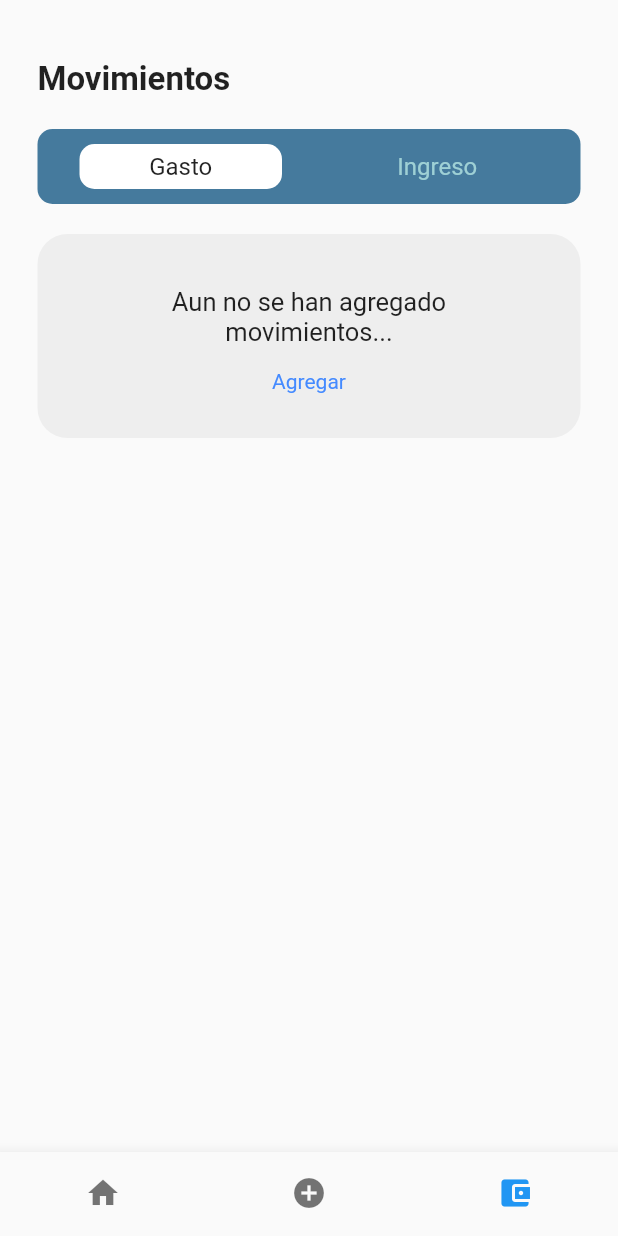
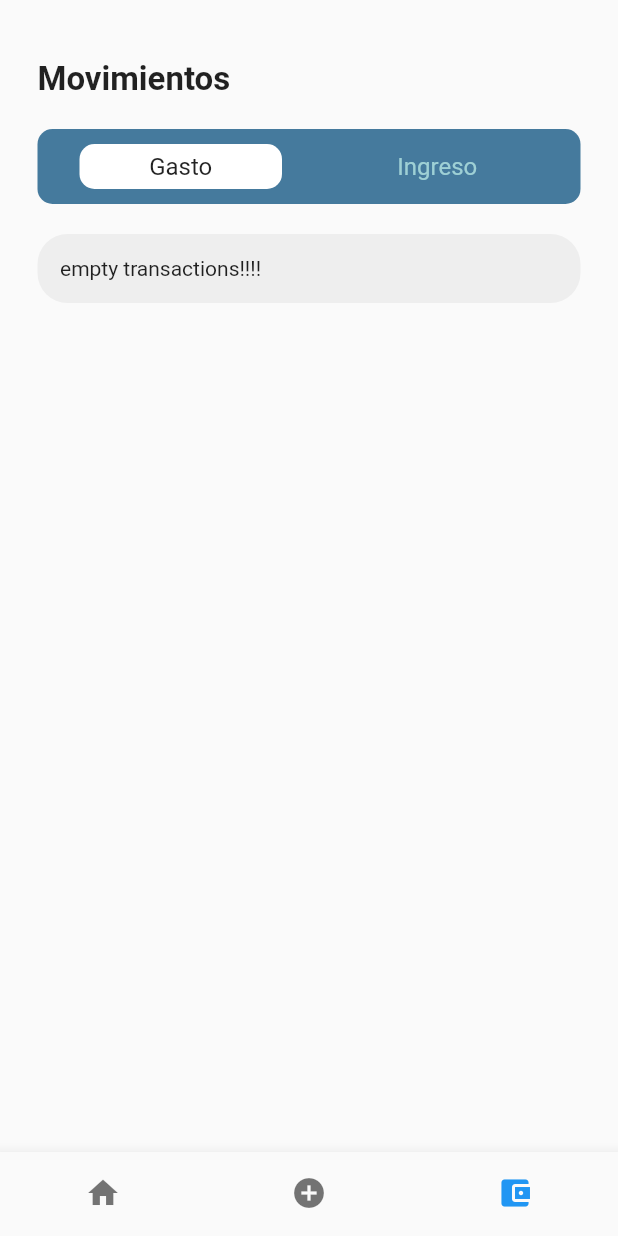
Before and after one commit to Juandurdaneta/Budget-app-flutter, a Flutter app: the screen it shows after launch, item 3 of the bottom bar chosen, on a phone screen of 412 x 824 dp. Run offline on Flutter 3.47's test engine with Material 2 defaults, Android fonts, the phone set to English and light mode, and no system bars; our stand-ins replace flutter_secure_storage; missing offline and left inert: dart:ffi.

Commit message:
Add transaction_card

```diff
--- a/lib/add_transaction.dart
+++ b/lib/add_transaction.dart
@@ -45,7 +45,7 @@ class _AddTransactionState extends State<AddTransaction> {
     // CODE TO STORE DATA
 
     // create storage
-    final storage = new FlutterSecureStorage();
+    const storage = FlutterSecureStorage();
 
     String? previouslyStoredTXEncoded = await storage.read(key: 'MOVEMENTS');
 
--- a/lib/movements.dart
+++ b/lib/movements.dart
@@ -1,5 +1,9 @@
+import 'dart:convert';
+
+import 'package:budget_app_flutter/widgets/transaction_card.dart';
 import 'package:budget_app_flutter/widgets/transaction_switch.dart';
 import 'package:flutter/material.dart';
+import 'package:flutter_secure_storage/flutter_secure_storage.dart';
 
 class Movements extends StatefulWidget {
   const Movements({super.key});
@@ -10,10 +14,34 @@ class Movements extends StatefulWidget {
 
 class _MovementsState extends State<Movements> {
   bool isExpense = true;
+  List transactions = [];
 
   void selectMovement() {
     setState(() {
       isExpense = !isExpense;
+    });
+  }
+
+  List get expensesValues {
+    return transactions.where((tx) => tx['isExpense'] == true).toList();
+  }
+
+  List get incomesValue {
+    return transactions.where((tx) => tx['isExpense'] == false).toList();
+  }
+
+  @override
+  void initState() {
+    super.initState();
+    fetchTransactions();
+  }
+
+  void fetchTransactions() async {
+    const storage = FlutterSecureStorage();
+    String? previouslyStoredTXEncoded = await storage.read(key: 'MOVEMENTS');
+    List previouslyStoredTxDecoded = jsonDecode(previouslyStoredTXEncoded!);
+    setState(() {
+      transactions = previouslyStoredTxDecoded;
     });
   }
 
@@ -35,41 +63,18 @@ class _MovementsState extends State<Movements> {
           ),
           TransactionTypeSwitch(isExpense, selectMovement),
           Container(
+            width: double.infinity,
             decoration: BoxDecoration(
               borderRadius: BorderRadius.circular(20),
               color: const Color.fromRGBO(238, 238, 238, 1),
             ),
             child: Padding(
               padding: const EdgeInsets.all(15.0),
-              child: Column(
-                children: [
-                  Row(
-                    mainAxisAlignment: MainAxisAlignment.center,
-                    children: [
-                      Container(
-                        margin: const EdgeInsets.only(top: 20.0),
-                        child: Center(
-                            child: Column(
-                          children: const [
-                            Text(
-                              'Aun no se han agregado \nmovimientos...',
-                              textAlign: TextAlign.center,
-                              style: TextStyle(fontSize: 17),
-                            ),
-                            Padding(
-                              padding: EdgeInsets.all(15.0),
-                              child: Text(
-                                'Agregar',
-                                style: TextStyle(color: Colors.blueAccent),
-                              ),
-                            ),
-                          ],
-                        )),
-                      ),
-                    ],
-                  ),
-                ],
-              ),
+              child: transactions.isNotEmpty
+                  ? isExpense
+                      ? TransactionCard(expensesValues)
+                      : TransactionCard(incomesValue)
+                  : Text('empty transactions!!!!'),
             ),
           )
         ],
```
Also changed, not shown: lib/widgets/transaction_card.dart (added, +53 -0 lines).
